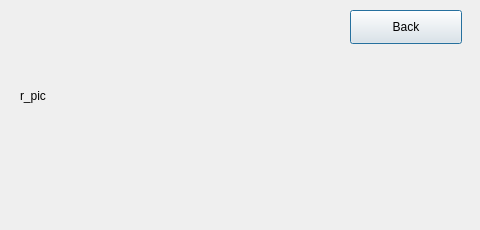
Qt form historyr.ui (SuperbusyMuxiaolin/exp) before a commit.
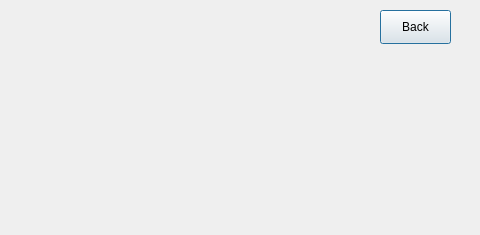
The same form after that commit.

What changed in the file:
```diff
--- a/historyr.ui
+++ b/historyr.ui
@@ -7,7 +7,7 @@
     <x>0</x>
     <y>0</y>
     <width>480</width>
-    <height>230</height>
+    <height>235</height>
    </rect>
   </property>
   <property name="windowTitle">
@@ -16,9 +16,9 @@
   <widget class="QPushButton" name="BackButton">
    <property name="geometry">
     <rect>
-     <x>350</x>
+     <x>380</x>
      <y>10</y>
-     <width>112</width>
+     <width>71</width>
      <height>34</height>
     </rect>
    </property>
@@ -26,19 +26,6 @@
     <string>Back</string>
    </property>
   </widget>
-  <widget class="QLabel" name="r_pic">
-   <property name="geometry">
-    <rect>
-     <x>20</x>
-     <y>10</y>
-     <width>291</width>
-     <height>171</height>
-    </rect>
-   </property>
-   <property name="text">
-    <string>r_pic</string>
-   </property>
-  </widget>
  </widget>
  <resources/>
  <connections/>
```
